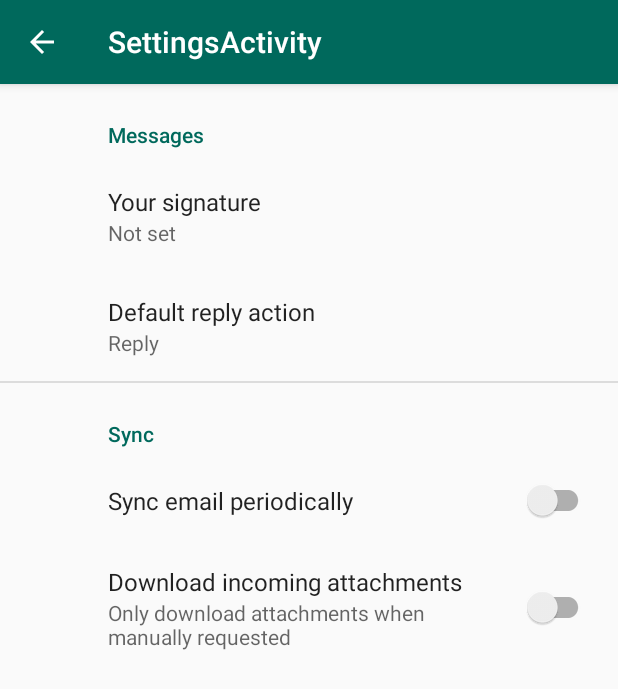
After one commit to keplusplus/SkatManager, an Android app: the SettingsActivity screen opened directly, with no data from a screen before it, on a phone screen of 412 x 824 dp. The commit adds this screen. Shown: the top 689 px of the screen. Run offline under Robolectric (Android 15) with nearby library versions, the phone set to English and light mode, and no system bars; our stand-ins replace androidx.preference.

Commit message:
Added settings activity

```diff
--- a/app/build.gradle
+++ b/app/build.gradle
@@ -22,6 +22,7 @@
     implementation fileTree(dir: 'libs', include: ['*.jar'])
     implementation 'androidx.appcompat:appcompat:1.0.0'
     implementation 'androidx.constraintlayout:constraintlayout:1.1.3'
+    implementation 'androidx.preference:preference:1.1.0'
     testImplementation 'junit:junit:4.12'
     androidTestImplementation 'androidx.test.ext:junit:1.1.1'
     androidTestImplementation 'androidx.test.espresso:espresso-core:3.1.0'
--- a/app/src/main/AndroidManifest.xml
+++ b/app/src/main/AndroidManifest.xml
@@ -9,10 +9,12 @@
         android:roundIcon="@mipmap/ic_launcher_round"
         android:supportsRtl="true"
         android:theme="@style/AppTheme">
-        <activity android:name=".GameActivity"
-            android:parentActivityName=".MainActivity">
-
-        </activity>
+        <activity
+            android:name=".SettingsActivity"
+            android:label="@string/title_activity_settings"></activity>
+        <activity
+            android:name=".GameActivity"
+            android:parentActivityName=".MainActivity"></activity>
         <activity android:name=".MainActivity">
             <intent-filter>
                 <action android:name="android.intent.action.MAIN" />
--- /dev/null
+++ b/app/src/main/java/org/no_ip/dauerfeuer/skatmanager/SettingsActivity.java
@@ -0,0 +1,31 @@
+package org.no_ip.dauerfeuer.skatmanager;
+
+import android.os.Bundle;
+
+import androidx.appcompat.app.ActionBar;
+import androidx.appcompat.app.AppCompatActivity;
+import androidx.preference.PreferenceFragmentCompat;
+
+public class SettingsActivity extends AppCompatActivity {
+
+    @Override
+    protected void onCreate(Bundle savedInstanceState) {
+        super.onCreate(savedInstanceState);
+        setContentView(R.layout.settings_activity);
+        getSupportFragmentManager()
+                .beginTransaction()
+                .replace(R.id.settings, new SettingsFragment())
+                .commit();
+        ActionBar actionBar = getSupportActionBar();
+        if (actionBar != null) {
+            actionBar.setDisplayHomeAsUpEnabled(true);
+        }
+    }
+
+    public static class SettingsFragment extends PreferenceFragmentCompat {
+        @Override
+        public void onCreatePreferences(Bundle savedInstanceState, String rootKey) {
+            setPreferencesFromResource(R.xml.root_preferences, rootKey);
+        }
+    }
+}
--- /dev/null
+++ b/app/src/main/res/layout/settings_activity.xml
@@ -0,0 +1,9 @@
+<LinearLayout xmlns:android="http://schemas.android.com/apk/res/android"
+    android:layout_width="match_parent"
+    android:layout_height="match_parent">
+
+    <FrameLayout
+        android:id="@+id/settings"
+        android:layout_width="match_parent"
+        android:layout_height="match_parent" />
+</LinearLayout>
--- /dev/null
+++ b/app/src/main/res/values/arrays.xml
@@ -0,0 +1,12 @@
+<resources>
+    <!-- Reply Preference -->
+    <string-array name="reply_entries">
+        <item>Reply</item>
+        <item>Reply to all</item>
+    </string-array>
+
+    <string-array name="reply_values">
+        <item>reply</item>
+        <item>reply_all</item>
+    </string-array>
+</resources>
--- a/app/src/main/res/values/strings.xml
+++ b/app/src/main/res/values/strings.xml
@@ -43,4 +43,20 @@
     <string name="current_round">Aktuelle Runde: %1$d</string>
     <string name="player_giving">%1$s gibt</string>
     <string name="player_giving_5">%1$s gibt, %2$s setzt aus</string>
+    <string name="title_activity_settings">SettingsActivity</string>
+
+    <!-- Preference Titles -->
+    <string name="messages_header">Messages</string>
+    <string name="sync_header">Sync</string>
+
+    <!-- Messages Preferences -->
+    <string name="signature_title">Your signature</string>
+    <string name="reply_title">Default reply action</string>
+
+    <!-- Sync Preferences -->
+    <string name="sync_title">Sync email periodically</string>
+    <string name="attachment_title">Download incoming attachments</string>
+    <string name="attachment_summary_on">Automatically download attachments for incoming emails
+    </string>
+    <string name="attachment_summary_off">Only download attachments when manually requested</string>
 </resources>
--- /dev/null
+++ b/app/src/main/res/xml/root_preferences.xml
@@ -0,0 +1,35 @@
+<PreferenceScreen xmlns:app="http://schemas.android.com/apk/res-auto">
+
+    <PreferenceCategory app:title="@string/messages_header">
+
+        <EditTextPreference
+            app:key="signature"
+            app:title="@string/signature_title"
+            app:useSimpleSummaryProvider="true" />
+
+        <ListPreference
+            app:defaultValue="reply"
+            app:entries="@array/reply_entries"
+            app:entryValues="@array/reply_values"
+            app:key="reply"
+            app:title="@string/reply_title"
+            app:useSimpleSummaryProvider="true" />
+
+    </PreferenceCategory>
+
+    <PreferenceCategory app:title="@string/sync_header">
+
+        <SwitchPreferenceCompat
+            app:key="sync"
+            app:title="@string/sync_title" />
+
+        <SwitchPreferenceCompat
+            app:dependency="sync"
+            app:key="attachment"
+            app:summaryOff="@string/attachment_summary_off"
+            app:summaryOn="@string/attachment_summary_on"
+            app:title="@string/attachment_title" />
+
+    </PreferenceCategory>
+
+</PreferenceScreen>
```
